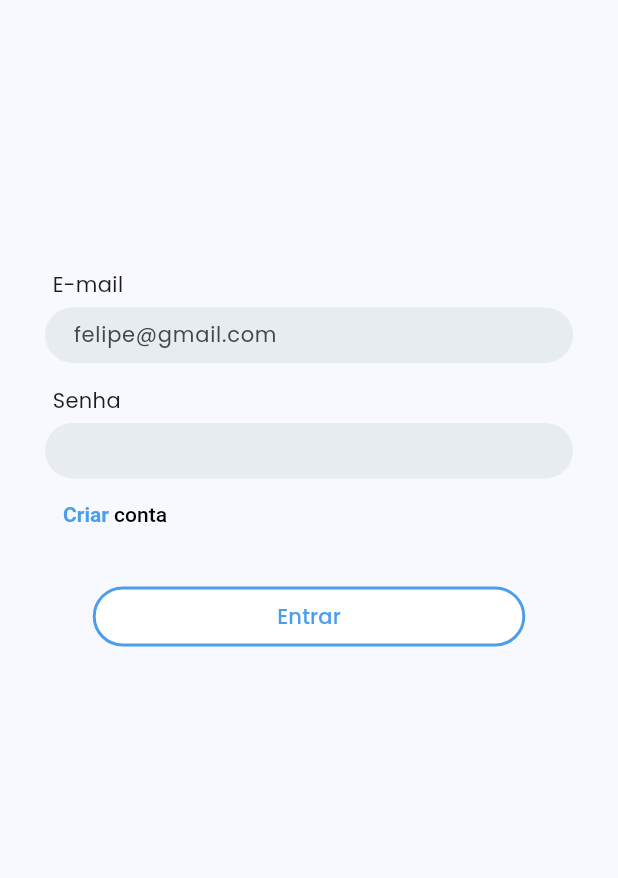
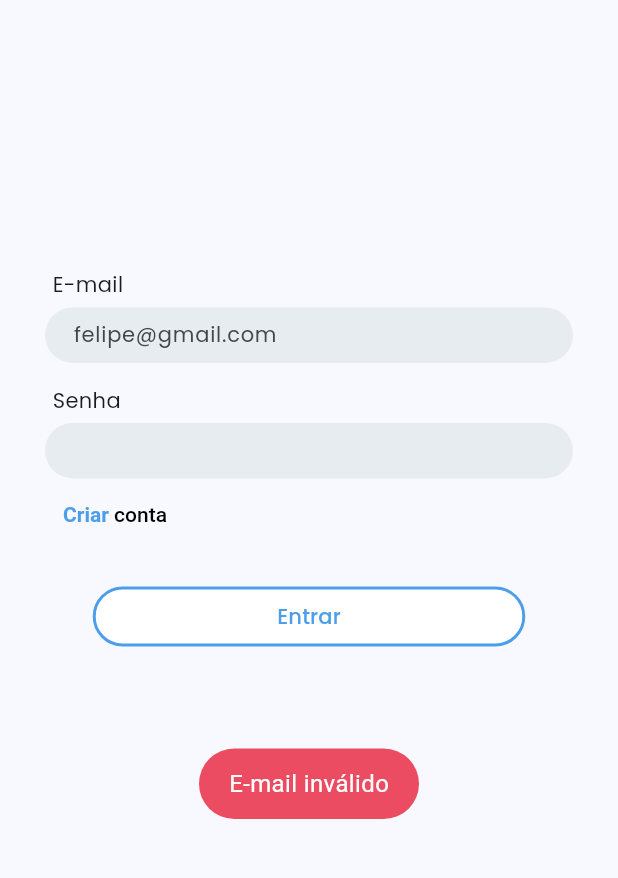
Before and after one commit to Scalco7/xwitter, a Flutter app: the screen it shows after launch, after a tap on "Entrar", on a phone screen of 412 x 824 dp, the part 321-1199 px from its top. Run offline on Flutter 3.47's test engine with Material 3 defaults, Android fonts, the phone set to English and light mode, and no system bars; our stand-ins replace carousel_slider, email_validator, firebase_auth, firebase_core, firebase_database, fluttertoast and 1 more; accounts and stored records are empty.

Commit message:
init-validators

```diff
--- /dev/null
+++ b/lib/app/common/error/validatorFailure.model.dart
@@ -0,0 +1,6 @@
+class ValidatorFailure {
+  final String error;
+  final bool valid;
+
+  ValidatorFailure({required this.error, required this.valid});
+}
--- /dev/null
+++ b/lib/app/common/helpers/validators.dart
@@ -0,0 +1,24 @@
+import 'package:email_validator/email_validator.dart';
+import 'package:xwitter/app/common/error/validatorFailure.model.dart';
+
+class Validators {
+  ValidatorFailure validateEmail(String email) {
+    bool isValid = EmailValidator.validate(email);
+    String error = isValid ? "" : "E-mail inválido";
+    return ValidatorFailure(error: error, valid: isValid);
+  }
+
+  ValidatorFailure validatePassword(String password) {
+    bool valid = true;
+    String error = "";
+
+    if (password.isEmpty || password == "") {
+      valid = false;
+      error = "Digite uma senha";
+    } else if (password.length < 6) {
+      valid = false;
+      error = "E-mail ou senha inválidos";
+    }
+    return ValidatorFailure(error: error, valid: valid);
+  }
+}
--- a/lib/app/screens/route.dart
+++ b/lib/app/screens/route.dart
@@ -1,4 +1,7 @@
 import 'package:flutter/material.dart';
+import 'package:xwitter/app/common/error/validatorFailure.model.dart';
+import 'package:xwitter/app/common/helpers/toasts.dart';
+import 'package:xwitter/app/common/helpers/validators.dart';
 import 'package:xwitter/app/common/models/tweet.model.dart';
 import 'package:xwitter/app/common/models/user.model.dart';
 import 'package:xwitter/app/common/services/authenticate.service.dart';
@@ -131,8 +134,11 @@ class XWitterRoute extends StatelessWidget {
 
   @override
   Widget build(BuildContext context) {
-    AuthenticateService authenticateService = AuthenticateService();
-    final DataBaseService _dataBaseService = DataBaseService();
+    final AuthenticateService authenticateService = AuthenticateService();
+    final DataBaseService dataBaseService = DataBaseService();
+    final Validators validators = Validators();
+    final Toasts toasts = Toasts();
+
     late UserModel loggedUser;
     int indexNavBar = 1;
 
@@ -174,13 +180,29 @@ class XWitterRoute extends StatelessWidget {
       required String email,
       required String password,
     }) async {
+      ValidatorFailure emailValidate = validators.validateEmail(email);
+      ValidatorFailure passwordValidate = validators.validatePassword(password);
+
+      if (!emailValidate.valid) {
+        toasts.showErrorToast(emailValidate.error);
+        return;
+      }
+
+      if (!passwordValidate.valid) {
+        toasts.showErrorToast(passwordValidate.error);
+        return;
+      }
+
       UserModel? user =
           await authenticateService.loginUser(email: email, password: password);
 
-      if (user != null) {
-        loggedUser = user;
-        goToHomeScreen(context);
+      if (user == null) {
+        toasts.showErrorToast("E-mail ou senha inválidos");
+        return;
       }
+
+      loggedUser = user;
+      goToHomeScreen(context);
     }
 
     void signUp({
@@ -205,7 +227,7 @@ class XWitterRoute extends StatelessWidget {
       required String bio,
       required String avatarPath,
     }) async {
-      loggedUser = (await _dataBaseService.updateUser(
+      loggedUser = (await dataBaseService.updateUser(
         id: loggedUser.id,
         name: name,
         bio: bio,
```
